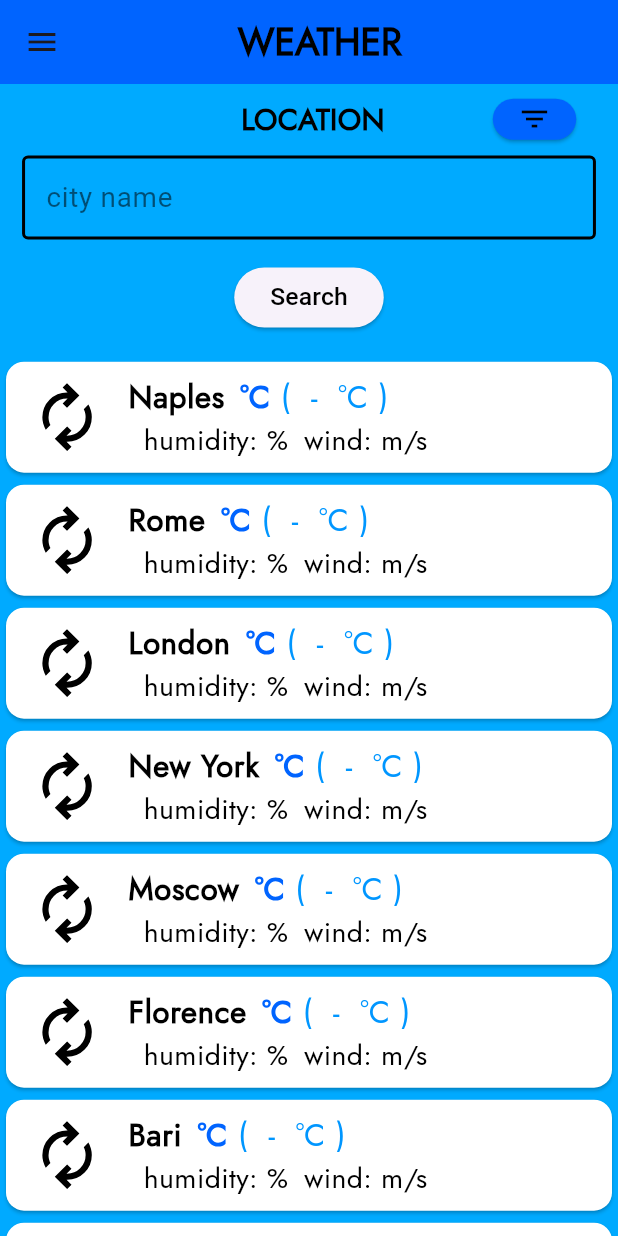
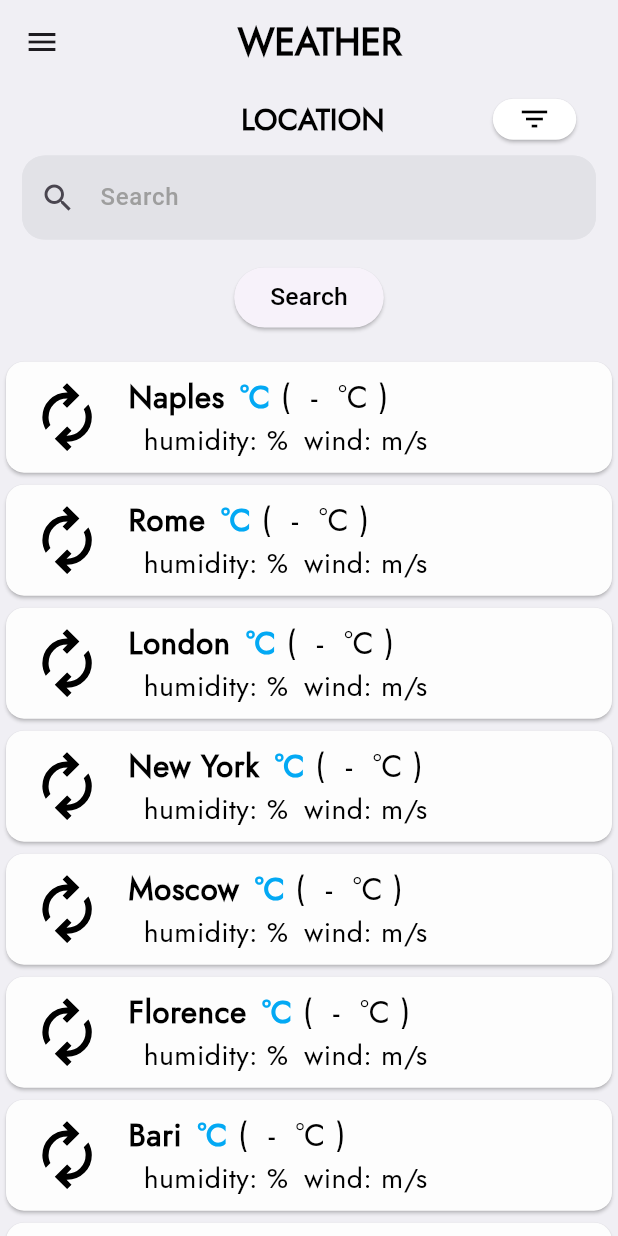
Before and after one commit to fabrii2000/weatherApp, a Flutter app: the screen it shows after launch, on a phone screen of 412 x 824 dp. Run offline on Flutter 3.47's test engine with Material 3 defaults, Android fonts, the phone set to English and light mode, and no system bars; our stand-ins replace dio, flutter_svg, weather_icons; missing offline and left inert: filter_list; network calls fail.

Commit message:
fix directory project

```diff
--- a/lib/weather_moment/get_weather.dart
+++ b/lib/api_calls/get_weather.dart
@@ -1,7 +1,7 @@
 import 'package:dio/dio.dart';
 import 'package:flutter/foundation.dart';
-import 'package:meteo_app/weather_moment/city_model.dart';
-import 'package:meteo_app/weather_moment/weather_model.dart';
+import 'package:meteo_app/weather_models/city_model.dart';
+import 'package:meteo_app/weather_models/weather_model.dart';
 
 const String apiKey = 'ab101f9adb21c7eee68f5ccc36427e5a';
 
--- a/lib/main.dart
+++ b/lib/main.dart
@@ -1,7 +1,7 @@
 import 'package:flutter/material.dart';
 
-import 'global_variable.dart' as global;
 import 'pages/my_home_page.dart';
+import 'utils/global_variable.dart' as global;
 
 void main() {
   runApp(const MyApp());
--- a/lib/pages/app_bar_code.dart
+++ b/lib/pages/app_bar_widget.dart
@@ -1,16 +1,17 @@
 import 'package:flutter/material.dart';
+import 'package:meteo_app/utils/AppColors.dart';
 
-import '../global_variable.dart' as global;
+import '../utils/global_variable.dart' as global;
 
-class AppBarCode extends StatelessWidget implements PreferredSizeWidget {
+class AppBarWidget extends StatelessWidget implements PreferredSizeWidget {
   final String title;
 
-  const AppBarCode({super.key, required this.title});
+  const AppBarWidget({super.key, required this.title});
 
   @override
   Widget build(BuildContext context) {
     return AppBar(
-      backgroundColor: Color.fromARGB(255, 0, 100, 255),
+      backgroundColor: AppColors.backGroundColorHome,
       title: Padding(
           padding: EdgeInsets.only(left: global.width(context) * 0.21),
           child: Text(title,
--- a/lib/pages/drawer_code.dart
+++ b/lib/pages/drawer_widget.dart
@@ -1,7 +1,7 @@
 import 'package:flutter/material.dart';
 
-class DrawerCode extends StatelessWidget {
-  const DrawerCode({super.key});
+class DrawerWidget extends StatelessWidget {
+  const DrawerWidget({super.key});
 
   @override
   Widget build(BuildContext context) {
--- a/lib/pages/my_home_page.dart
+++ b/lib/pages/my_home_page.dart
@@ -2,16 +2,19 @@ import 'package:filter_list/filter_list.dart';
 import 'package:flutter/foundation.dart';
 import 'package:flutter/material.dart';
 import 'package:flutter_svg/svg.dart';
-import 'package:meteo_app/weather_moment/get_weather.dart';
-import 'package:meteo_app/weather_moment/weather_model.dart';
+import 'package:meteo_app/api_calls/get_weather.dart';
+import 'package:meteo_app/utils/AppColors.dart';
+import 'package:meteo_app/utils/get_color.dart';
+import 'package:meteo_app/weather_models/weather_model.dart';
+import 'package:meteo_app/widgets/text_field_widget.dart';
 import 'package:weather_icons/weather_icons.dart';
 
-import '../filter_widget.dart';
-import '../global_variable.dart' as global;
-import '../weather_moment/get_icon.dart';
-import 'app_bar_code.dart';
+import '../utils/filter_const.dart';
+import '../utils/get_icon.dart';
+import '../utils/global_variable.dart' as global;
+import 'app_bar_widget.dart';
 import 'details_page.dart';
-import 'drawer_code.dart';
+import 'drawer_widget.dart';
 
 class MyHomePage extends StatefulWidget {
   const MyHomePage({super.key, required this.title});
@@ -22,7 +25,7 @@ class MyHomePage extends StatefulWidget {
 }
 
 class _MyHomePageState extends State<MyHomePage> {
-  final TextEditingController _cityController = TextEditingController();
+  final TextEditingController cityController = TextEditingController();
   // List<String?>? _suggestedCities = [];
   bool disableButton = false;
   List<String> cityList = [
@@ -69,8 +72,6 @@ class _MyHomePageState extends State<MyHomePage> {
                 setState(() {
                   if (list != null && list.isNotEmpty) {
                     selectedFilterList = [list.last];
-                  } else {
-                    selectedFilterList = [];
                   }
                   applyFilters();
                 });
@@ -119,7 +120,7 @@ class _MyHomePageState extends State<MyHomePage> {
 
   @override
   void dispose() {
-    _cityController.dispose();
+    cityController.dispose();
     super.dispose();
   }
 
@@ -129,7 +130,7 @@ class _MyHomePageState extends State<MyHomePage> {
       disableButton = true;
     });
 
-    String cityName = _cityController.text.trim().toLowerCase();
+    String cityName = cityController.text.trim().toLowerCase();
     if (cityName.isEmpty) {
       setState(() {
         disableButton = false;
@@ -150,7 +151,7 @@ class _MyHomePageState extends State<MyHomePage> {
           cityList.insert(0, cityName);
         }
         cityWeatherMap[cityName] = weatherData;
-        _cityController.clear();
+        cityController.clear();
         disableButton = false;
       }
       disableButton = false;
@@ -161,9 +162,9 @@ class _MyHomePageState extends State<MyHomePage> {
   Widget build(BuildContext context) {
     String titleHomePage = "WEATHER";
     return Scaffold(
-      appBar: AppBarCode(title: titleHomePage),
-      drawer: const DrawerCode(),
-      backgroundColor: Color.fromARGB(255, 0, 170, 255),
+      appBar: AppBarWidget(title: titleHomePage),
+      drawer: const DrawerWidget(),
+      backgroundColor: AppColors.backGroundColorHome,
       body: SingleChildScrollView(
         child: Column(
           children: <Widget>[
@@ -204,7 +205,7 @@ class _MyHomePageState extends State<MyHomePage> {
                     child: ElevatedButton(
                       style: ButtonStyle(
                         backgroundColor: WidgetStateProperty.all<Color>(
-                            Color.fromARGB(255, 0, 100, 255)),
+                            AppColors.colorFilter),
                         enableFeedback: true,
                       ),
                       onPressed: openFilterDialog,
@@ -219,24 +220,10 @@ class _MyHomePageState extends State<MyHomePage> {
               ]),
             ),
             Padding(
-              padding: EdgeInsets.all(global.width(context) * 0.0357),
-              child: TextField(
-                  controller: _cityController,
-                  style: TextStyle(
-                      color: Colors.black, fontWeight: FontWeight.w500),
-                  decoration: InputDecoration(
-                      enabledBorder: OutlineInputBorder(
-                        borderSide: BorderSide(color: Colors.black, width: 2.0),
-                      ),
-                      iconColor: Colors.black,
-                      labelText: 'city name',
-                      labelStyle: TextStyle(
-                        color: Colors.black54,
-                        fontWeight: FontWeight.w400,
-                        fontSize: global.width(context) * 0.045,
-                      ),
-                      border: OutlineInputBorder())),
-            ),
+                padding: EdgeInsets.all(global.width(context) * 0.0357),
+                child: TextFieldWidget(
+                  controller: cityController,
+                )),
             Padding(
                 padding:
                     EdgeInsets.only(bottom: global.width(context) * 0.0357),
@@ -259,8 +246,12 @@ class _MyHomePageState extends State<MyHomePage> {
                         ?.first
                         .description ??
                     '';
-
-                String temp =
+                int tempInt =
+                    cityWeatherMap[cityList[index]]?.main?.temp == null
+                        ? 0
+                        : cityWeatherMap[cityList[index]]!.main!.temp!.round() -
+                            273;
+                String tempString =
                     '${cityWeatherMap[cityList[index]]?.main?.temp == null ? "" : cityWeatherMap[cityList[index]]!.main!.temp!.round() - 273}°C';
 
                 String tempMin =
@@ -291,14 +282,14 @@ class _MyHomePageState extends State<MyHomePage> {
                   splashColor: Colors.blue[800],
                   enableFeedback: true,
                   child: Card(
-                    color: Colors.white,
+                    color: AppColors.card,
                     child: ListTile(
                       leading: SizedBox(
                         height: global.height(context) * 0.12,
                         width: global.width(context) * 0.12,
                         child: iconCode != null
                             ? BoxedIcon(getIcon(iconCode: iconCode),
-                                color: Color.fromARGB(255, 0, 0, 255),
+                                color: getColor(iconCode: iconCode),
                                 size: global.width(context) * 0.085)
                             : SvgPicture.asset("assets/loading.svg"),
                       ),
@@ -317,26 +308,28 @@ class _MyHomePageState extends State<MyHomePage> {
                               ),
                               SizedBox(width: 0.025 * global.width(context)),
                               Text(
-                                temp,
+                                tempString,
                                 style: TextStyle(
                                     fontWeight: FontWeight.bold,
                                     fontFamily: 'ARCADE CLASSIC',
                                     fontSize: 0.025 * global.height(context),
-                                    color: Color.fromARGB(255, 0, 100, 255)),
+                                    color: tempInt >= 20
+                                        ? Colors.red
+                                        : Colors.lightBlue),
                               ),
                               Text(
                                 tempMin,
                                 style: TextStyle(
                                     fontFamily: 'ARCADE CLASSIC',
                                     fontSize: 0.025 * global.height(context),
-                                    color: Color.fromARGB(255, 0, 150, 255)),
+                                    color: Colors.black),
                               ),
                               Text(
                                 tempMax,
                                 style: TextStyle(
                                     fontFamily: 'ARCADE CLASSIC',
                                     fontSize: 0.025 * global.height(context),
-                                    color: Color.fromARGB(255, 0, 150, 255)),
+                                    color: Colors.black),
                               ),
                             ]),
                       ),
--- /dev/null
+++ b/lib/utils/AppColors.dart
@@ -0,0 +1,14 @@
+import 'package:flutter/material.dart';
+
+extension AppColors on Never {
+  //card Colors
+  static const Color card = Color.fromARGB(255, 253, 253, 253);
+  //background home scaffold color
+  static const Color backGroundColorHome = Color.fromARGB(255, 240, 239, 244);
+  //backGroundColor TextField Search
+  static const backgroundTextField = Color.fromARGB(255, 226, 226, 231);
+  static const colorDayCardSelected = Color.fromARGB(255, 226, 200, 200);
+  static const colorDayCard = Colors.white;
+  //color filter
+  static const colorFilter = Colors.white;
+}
--- a/lib/weather_moment/get_icon.dart
+++ b/lib/utils/get_icon.dart
@@ -1,6 +1,6 @@
 import 'package:weather_icons/weather_icons.dart';
 
-getIcon({required String? iconCode}){
+getIcon({required String? iconCode}) {
   switch (iconCode) {
     case '01d':
       return WeatherIcons.day_sunny;
@@ -12,7 +12,7 @@ getIcon({required String? iconCode}){
       return WeatherIcons.night_cloudy;
     case '03d' || '03n':
       return WeatherIcons.cloud;
-    case '04d'||'04n':
+    case '04d' || '04n':
       return WeatherIcons.cloudy;
     case '09d':
       return WeatherIcons.day_showers;
--- /dev/null
+++ b/lib/widgets/text_field_widget.dart
@@ -0,0 +1,31 @@
+import 'package:flutter/material.dart';
+import 'package:meteo_app/utils/AppColors.dart';
+
+class TextFieldWidget extends StatelessWidget {
+  final TextEditingController controller;
+  TextFieldWidget({super.key, required this.controller});
+
+  @override
+  Widget build(BuildContext context) {
+    return TextField(
+      controller: controller,
+      style: TextStyle(color: Colors.black, fontWeight: FontWeight.w500),
+      decoration: InputDecoration(
+        hintText: "Search",
+        hintStyle: TextStyle(color: Colors.grey),
+        filled: true,
+        fillColor: AppColors.backgroundTextField,
+        border: OutlineInputBorder(
+            borderSide: BorderSide(color: AppColors.backgroundTextField),
+            borderRadius: BorderRadius.all(Radius.circular(15))),
+        enabledBorder: OutlineInputBorder(
+            borderSide: BorderSide(color: AppColors.backgroundTextField),
+            borderRadius: BorderRadius.all(Radius.circular(15))),
+        focusedBorder: OutlineInputBorder(
+            borderSide: BorderSide(color: AppColors.backgroundTextField),
+            borderRadius: BorderRadius.all(Radius.circular(15))),
+        prefixIcon: Icon(Icons.search_sharp),
+      ),
+    );
+  }
+}
```
Also changed, not shown: lib/api_calls/get_weather_three_hour_data.dart (renamed from lib/weather_three_hour/get_three_hour_data.dart, +19 -17 lines), lib/filter_item.dart (deleted, +0 -8 lines), lib/pages/details_page.dart (+16 -14 lines), lib/utils/get_color.dart (added, +38 -0 lines), lib/utils/city_suggestion.dart (renamed from lib/city_suggestion.dart), lib/utils/filter_const.dart (renamed from lib/filter_widget.dart), lib/utils/global_variable.dart (renamed from lib/global_variable.dart), lib/utils/weather_filter.dart (renamed from lib/weather_filter.dart), lib/weather_models/city_model.dart (renamed from lib/weather_moment/city_model.dart), lib/weather_models/weather_model.dart (renamed from lib/weather_moment/weather_model.dart), lib/weather_models/weather_model_three_hour.dart (renamed from lib/weather_three_hour/weather_model_three_hour.dart).
